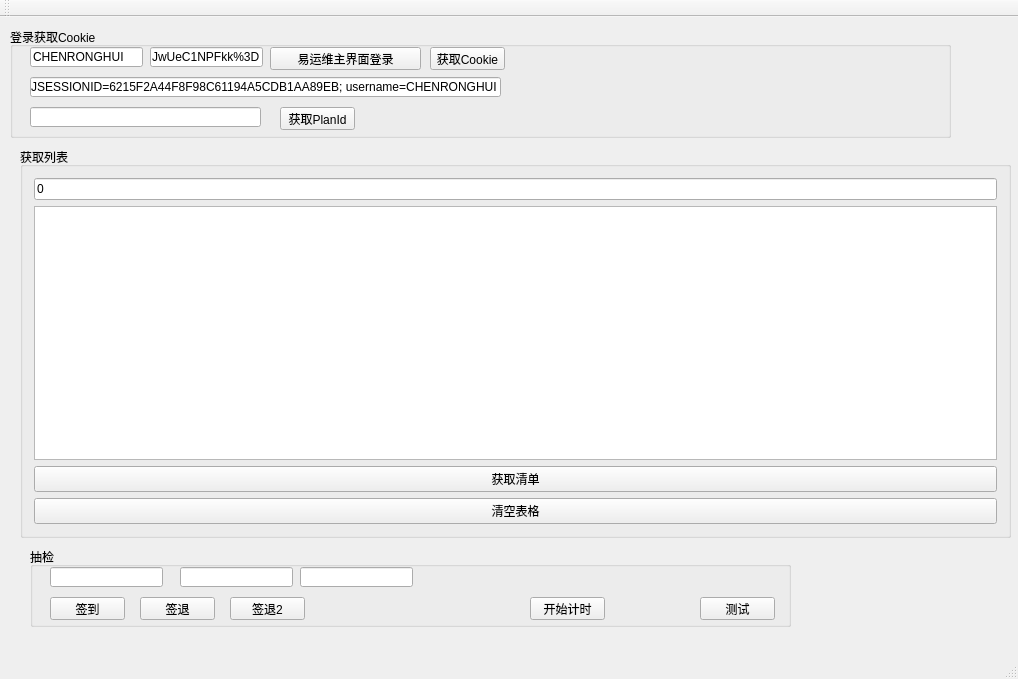
Above: inspectHelper/MainWindow.ui from geniuscrh/inspectHelper before the change. Below: the same form after it.
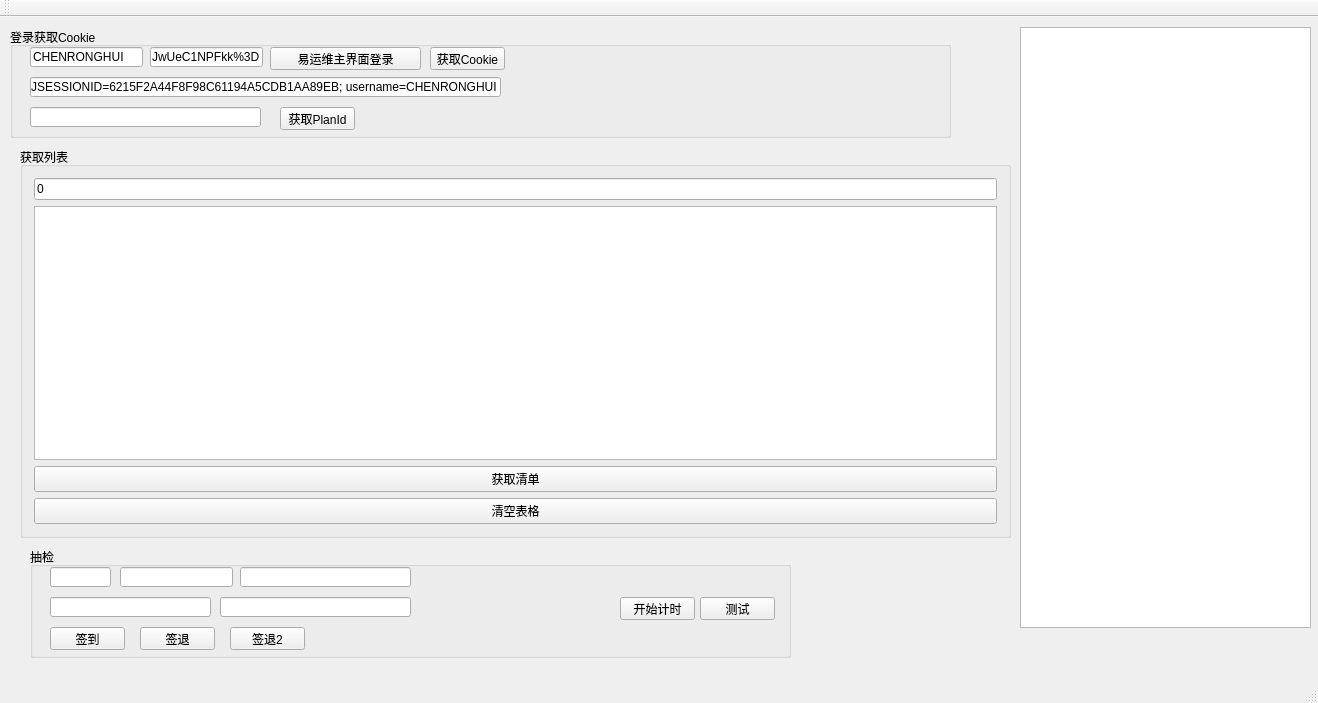
That is the form after the change.

Patch:
```diff
--- a/inspectHelper/MainWindow.ui
+++ b/inspectHelper/MainWindow.ui
@@ -6,8 +6,8 @@
    <rect>
     <x>0</x>
     <y>0</y>
-    <width>1018</width>
-    <height>679</height>
+    <width>1318</width>
+    <height>703</height>
    </rect>
   </property>
   <property name="windowTitle">
@@ -163,7 +163,7 @@
       <x>30</x>
       <y>530</y>
       <width>761</width>
-      <height>80</height>
+      <height>111</height>
      </rect>
     </property>
     <property name="title">
@@ -173,7 +173,7 @@
      <property name="geometry">
       <rect>
        <x>20</x>
-       <y>50</y>
+       <y>80</y>
        <width>75</width>
        <height>23</height>
       </rect>
@@ -198,7 +198,7 @@
     <widget class="QLineEdit" name="resIdEdit">
      <property name="geometry">
       <rect>
-       <x>20</x>
+       <x>90</x>
        <y>20</y>
        <width>113</width>
        <height>20</height>
@@ -208,9 +208,9 @@
     <widget class="QLineEdit" name="longitudeEdit">
      <property name="geometry">
       <rect>
-       <x>150</x>
-       <y>20</y>
-       <width>113</width>
+       <x>20</x>
+       <y>50</y>
+       <width>161</width>
        <height>20</height>
       </rect>
      </property>
@@ -218,9 +218,9 @@
     <widget class="QLineEdit" name="latitudeEdit">
      <property name="geometry">
       <rect>
-       <x>270</x>
-       <y>20</y>
-       <width>113</width>
+       <x>190</x>
+       <y>50</y>
+       <width>191</width>
        <height>20</height>
       </rect>
      </property>
@@ -229,7 +229,7 @@
      <property name="geometry">
       <rect>
        <x>110</x>
-       <y>50</y>
+       <y>80</y>
        <width>75</width>
        <height>23</height>
       </rect>
@@ -242,7 +242,7 @@
      <property name="geometry">
       <rect>
        <x>200</x>
-       <y>50</y>
+       <y>80</y>
        <width>75</width>
        <height>23</height>
       </rect>
@@ -254,7 +254,7 @@
     <widget class="QPushButton" name="timeStartBtn">
      <property name="geometry">
       <rect>
-       <x>500</x>
+       <x>590</x>
        <y>50</y>
        <width>75</width>
        <height>23</height>
@@ -264,6 +264,36 @@
       <string>开始计时</string>
      </property>
     </widget>
+    <widget class="QLineEdit" name="siteNameEdit">
+     <property name="geometry">
+      <rect>
+       <x>210</x>
+       <y>20</y>
+       <width>171</width>
+       <height>20</height>
+      </rect>
+     </property>
+    </widget>
+    <widget class="QLineEdit" name="tableIndexEdit">
+     <property name="geometry">
+      <rect>
+       <x>20</x>
+       <y>20</y>
+       <width>61</width>
+       <height>20</height>
+      </rect>
+     </property>
+    </widget>
+   </widget>
+   <widget class="QTextEdit" name="console_edit">
+    <property name="geometry">
+     <rect>
+      <x>1020</x>
+      <y>10</y>
+      <width>291</width>
+      <height>601</height>
+     </rect>
+    </property>
    </widget>
   </widget>
   <widget class="QMenuBar" name="menuBar">
```
Left out of the diff: 2 changed lines with no effect on the pictures.
